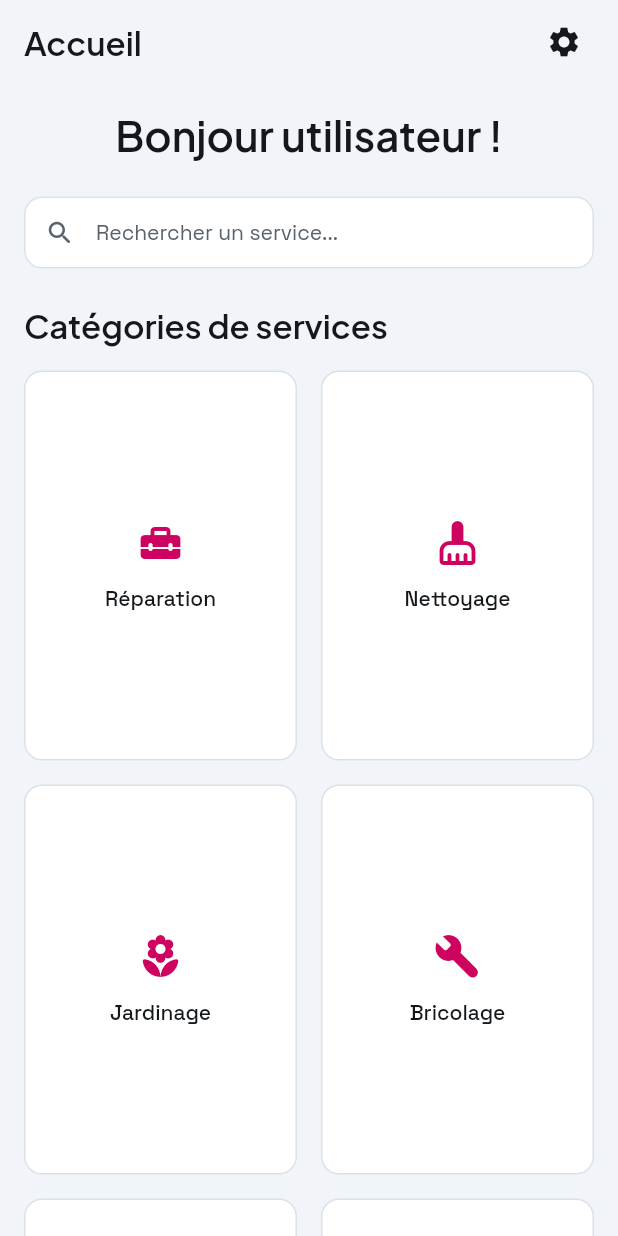
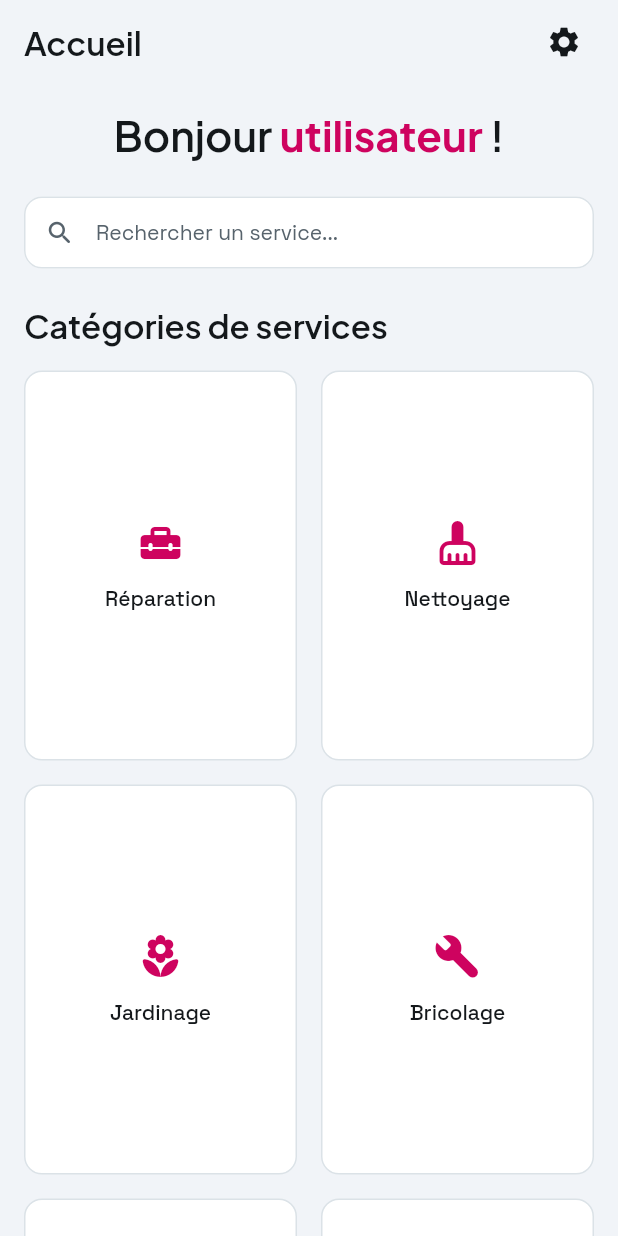
Before and after one commit to Delivershop/yeli, a Flutter app: the CustomerhomepageWidget screen opened by its route, on a phone screen of 412 x 824 dp. Run offline on Flutter 3.47's test engine with Material 3 defaults, Android fonts, the phone set to English and light mode, and no system bars; our stand-ins replace auto_size_text, easy_debounce, flutter_animate, font_awesome_flutter, from_css_color, go_router and 7 more; missing offline and left inert: json_path; accounts and stored records are empty.

Commit message:
Updated customerhomepage_widget.dart

```diff
--- a/lib/dossier_a_u_t_h/splash_screen/splash_screen_widget.dart
+++ b/lib/dossier_a_u_t_h/splash_screen/splash_screen_widget.dart
@@ -103,7 +103,7 @@ class _SplashScreenWidgetState extends State<SplashScreenWidget> {
                     currentUserUid,
                   ),
                 );
-                if (_model.role?.firstOrNull?.role == 'Client') {
+                if (_model.role?.firstOrNull?.role == 'client') {
                   context.pushNamed(CustomerhomepageWidget.routeName);
                 } else {
                   if (_model.role?.firstOrNull?.role == 'prestataire') {
--- a/lib/dossier_c_l_i_e_n_t/customerhomepage/customerhomepage_widget.dart
+++ b/lib/dossier_c_l_i_e_n_t/customerhomepage/customerhomepage_widget.dart
@@ -139,8 +139,7 @@ class _CustomerhomepageWidgetState extends State<CustomerhomepageWidget> {
                       queryFn: (q) => q.eqOrNull('id', currentUserUid),
                     ),
                     builder: (context, snapshot) {
-                      if (snapshot.hasData && snapshot.data!.isNotEmpty) {
-                        final profile = snapshot.data!.first;
+                      final profile = snapshot.data?.firstOrNull;
                       return RichText(
                         textScaler: MediaQuery.of(context).textScaler,
                         text: TextSpan(
@@ -166,7 +165,7 @@ class _CustomerhomepageWidgetState extends State<CustomerhomepageWidget> {
                                   ),
                             ),
                             TextSpan(
-                                text: profile.fullName ?? 'utilisateur',
+                              text: profile?.fullName ?? 'utilisateur',
                               style: FlutterFlowTheme.of(context)
                                   .headlineMedium
                                   .override(
@@ -187,34 +186,6 @@ class _CustomerhomepageWidgetState extends State<CustomerhomepageWidget> {
                             ),
                             TextSpan(
                               text: ' !',
-                                style: FlutterFlowTheme.of(context)
-                                    .headlineMedium
-                                    .override(
-                                      font: GoogleFonts.plusJakartaSans(
-                                        fontWeight: FontWeight.w600,
-                                        fontStyle: FlutterFlowTheme.of(context)
-                                            .headlineMedium
-                                            .fontStyle,
-                                      ),
-                                      color: Color(0xFF14181B),
-                                      fontSize: 28.0,
-                                      letterSpacing: 0.0,
-                                      fontWeight: FontWeight.w600,
-                                      fontStyle: FlutterFlowTheme.of(context)
-                                          .headlineMedium
-                                          .fontStyle,
-                                    ),
-                              ),
-                            ],
-                          ),
-                        );
-                      }
-                      return RichText(
-                        textScaler: MediaQuery.of(context).textScaler,
-                        text: TextSpan(
-                          children: [
-                            TextSpan(
-                              text: 'Bonjour utilisateur !',
                               style: FlutterFlowTheme.of(context)
                                   .headlineMedium
                                   .override(
--- a/lib/flutter_flow/nav/nav.dart
+++ b/lib/flutter_flow/nav/nav.dart
@@ -84,14 +84,14 @@ GoRouter createRouter(AppStateNotifier appStateNotifier) => GoRouter(
       refreshListenable: appStateNotifier,
       navigatorKey: appNavigatorKey,
       errorBuilder: (context, state) => appStateNotifier.loggedIn
-          ? SplashScreenWidget()
+          ? CustomerhomepageWidget()
           : SplashScreenWidget(),
       routes: [
         FFRoute(
           name: '_initialize',
           path: '/',
           builder: (context, _) => appStateNotifier.loggedIn
-              ? SplashScreenWidget()
+              ? CustomerhomepageWidget()
               : SplashScreenWidget(),
         ),
         FFRoute(
```
Also changed, not shown: lib/dossierparametre/settings_page/settings_page_widget.dart (+15 -4 lines). Lines whose indentation alone changed are shown as unchanged.
